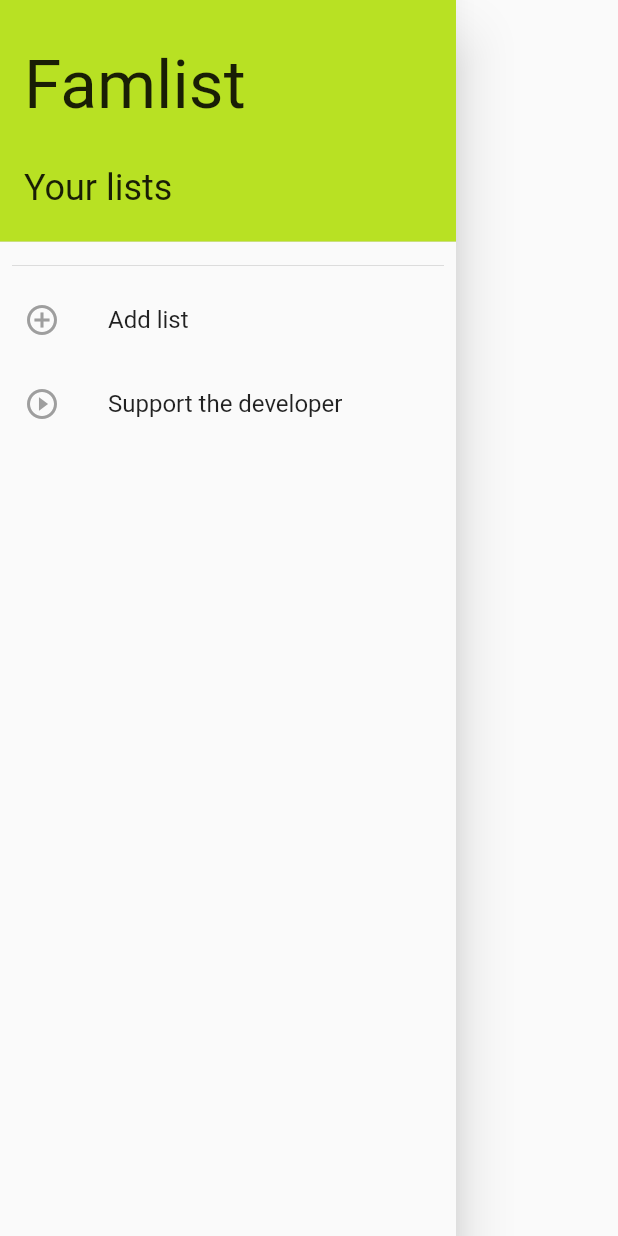
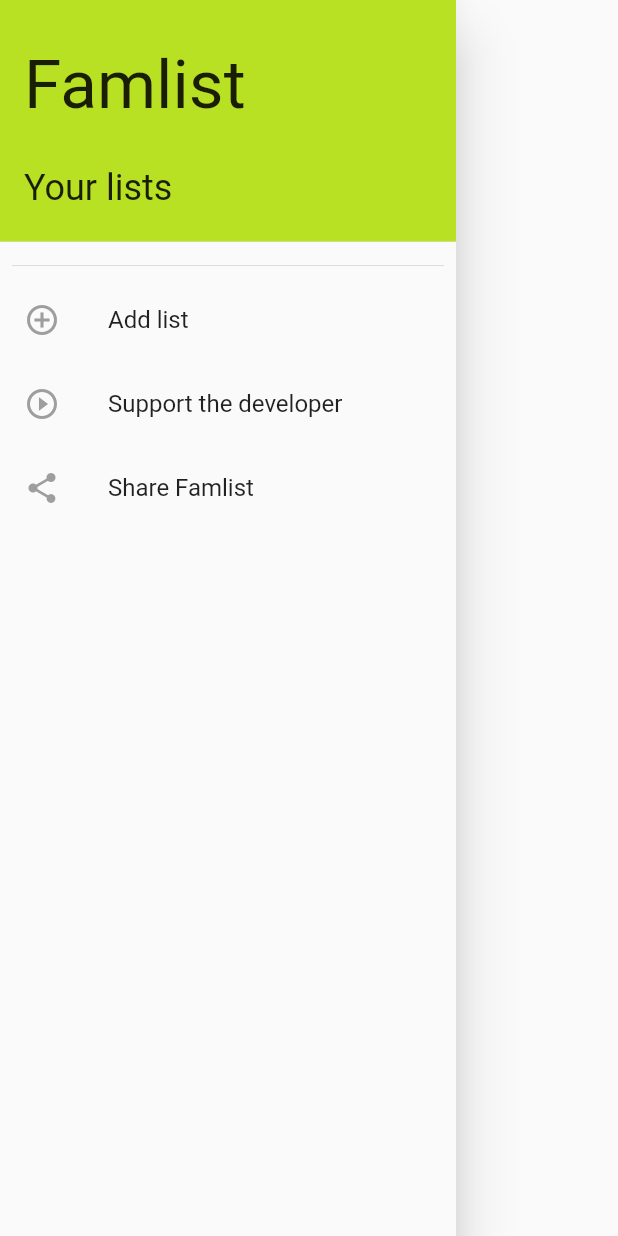
Before and after one commit to dbenitez-bcn/famlist, a Flutter app: the FamlistDrawer widget shown alone on an empty page, opened directly, on a phone screen of 412 x 824 dp. Run offline on Flutter 3.47's test engine with Material 2 defaults, Android fonts, the phone set to English and light mode, and no system bars; our stand-ins replace cloud_firestore, firebase_analytics, firebase_auth, firebase_core, firebase_crashlytics, firebase_dynamic_links and 5 more; accounts and stored records are empty; network calls fail; statements that could not run were skipped.

Commit message:
add share app tile

```diff
--- a/lib/presentation/wigdet/famlist_drawer.dart
+++ b/lib/presentation/wigdet/famlist_drawer.dart
@@ -1,6 +1,7 @@
 import 'package:famlist/list.dart';
 import 'package:famlist/presentation/state/app_state.dart';
 import 'package:famlist/presentation/wigdet/listTiles/new_list_tile.dart';
+import 'package:famlist/presentation/wigdet/listTiles/share_app_tile.dart';
 import 'package:famlist/presentation/wigdet/listTiles/support_developer.dart';
 import 'package:famlist/presentation/wigdet/shared_list_tile.dart';
 import 'package:flutter/material.dart';
@@ -37,6 +38,7 @@ class FamlistDrawer extends StatelessWidget {
           ),
           const NewListTile(),
           const SupportDeveloperTile(),
+          const ShareAppTile(),
         ],
       ),
     );
--- /dev/null
+++ b/lib/presentation/wigdet/listTiles/share_app_tile.dart
@@ -0,0 +1,57 @@
+import 'package:firebase_dynamic_links/firebase_dynamic_links.dart';
+import 'package:flutter/material.dart';
+import 'package:localization/localization.dart';
+import 'package:share_plus/share_plus.dart';
+
+class ShareAppTile extends StatelessWidget {
+  const ShareAppTile({Key? key}) : super(key: key);
+
+  @override
+  Widget build(BuildContext context) {
+    return ListTile(
+      leading: const Icon(
+        Icons.share,
+        color: Colors.grey,
+      ),
+      title: Text("share_app".i18n()),
+      onTap: () async {
+        var link = await _generateShareLink(context);
+      await Share.share("${"download_famlist".i18n()} $link");
+      },
+    );
+  }
+
+  Future<Uri> _generateShareLink(BuildContext context) async {
+    final parameters = DynamicLinkParameters(
+      link: Uri.parse(
+          "https://famlist-app.web.app"),
+      uriPrefix: "https://famlist.page.link",
+      androidParameters: AndroidParameters(
+        fallbackUrl: Uri.parse(
+            "https://play.google.com/store/apps/details?id=com.logicgear.famlist"),
+        packageName: "com.logicgear.famlist",
+        minimumVersion: 2,
+      ),
+      iosParameters: const IOSParameters(
+        bundleId: "com.logicgear.famlist",
+        appStoreId: "1660114766",
+        ipadBundleId: "com.logicgear.famlist",
+        minimumVersion: "1.0.1",
+      ),
+      googleAnalyticsParameters: const GoogleAnalyticsParameters(
+        source: "app",
+        medium: "social",
+        content: "share-",
+      ),
+      socialMetaTagParameters: SocialMetaTagParameters(
+        title: "app_name".i18n(),
+        description: "app_share_deep_link_description".i18n(),
+        imageUrl: Uri.parse(
+            "https://famlist-app.firebaseapp.com/img/app_icon.84091cf1.png"),
+      ),
+    );
+    final shortLink =
+    await FirebaseDynamicLinks.instance.buildShortLink(parameters);
+    return shortLink.shortUrl;
+  }
+}
```
